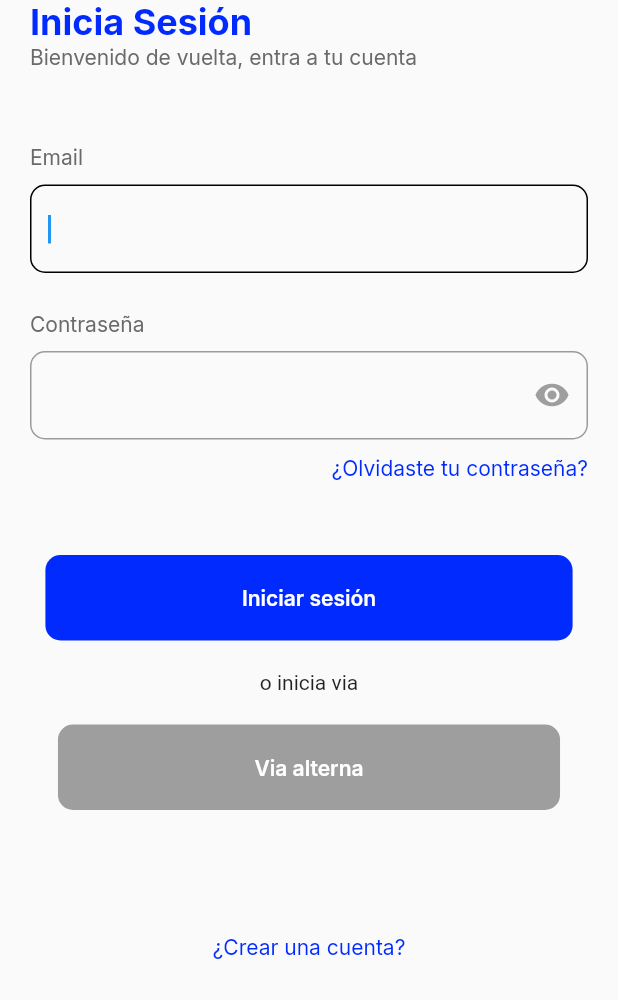
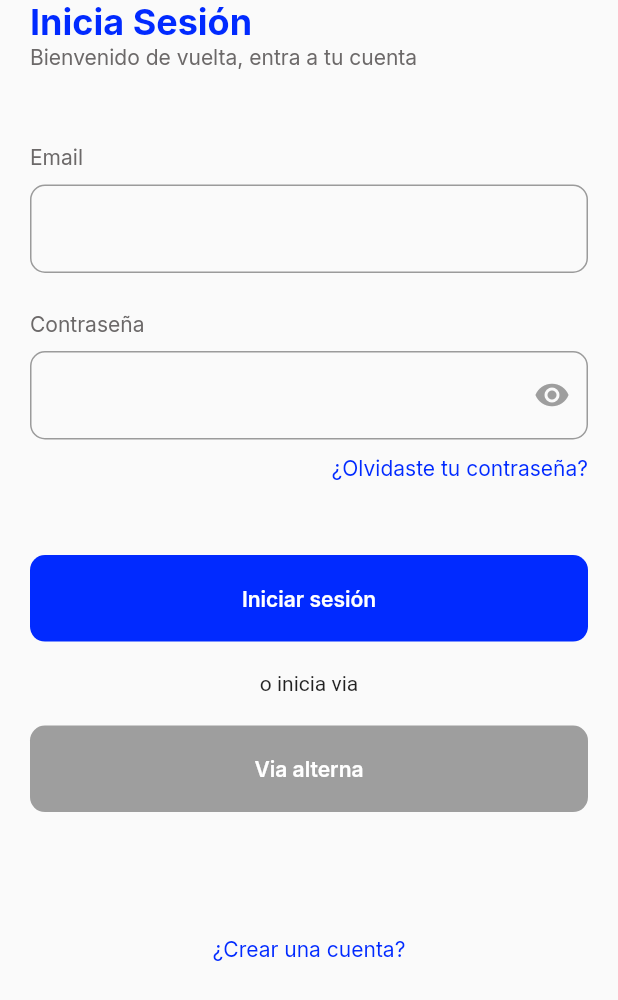
Before and after one commit to OmarGabrielRamirez/mstogo_app, a Flutter app: the screen it shows after launch, on a phone screen of 412 x 824 dp. Shown: the top 1000 px of the screen. Run offline on Flutter 3.47's test engine with Material 2 defaults, Android fonts, the phone set to English and light mode, and no system bars; our stand-ins replace flutter_screenutil, get, get_storage, google_fonts.

Commit message:
Tamanio de botones corregidos

```diff
--- a/lib/main.dart
+++ b/lib/main.dart
@@ -1,8 +1,8 @@
 import 'package:flutter/material.dart';
 import 'package:get/get.dart';
-import 'package:mining_solutions/screens/home_page.dart';
+import 'package:mining_solutions/screens/buttons_demo_page.dart';
 import 'package:mining_solutions/screens/login_page.dart';
-import 'package:mining_solutions/screens/second_page.dart';
+import 'package:mining_solutions/screens/textfields_demo_page.dart';
 
 import 'services/theme_services.dart';
 import 'theme.dart';
--- a/lib/screens/login_page.dart
+++ b/lib/screens/login_page.dart
@@ -2,6 +2,7 @@ import 'package:flutter/material.dart';
 import 'package:mining_solutions/theme.dart';
 import 'package:mining_solutions/widgets/button_model.dart';
 import 'package:mining_solutions/widgets/text_model.dart';
+import 'package:flutter_screenutil/flutter_screenutil.dart';
 
 class LoginPage extends StatefulWidget {
   const LoginPage({Key? key}) : super(key: key);
@@ -17,6 +18,13 @@ class _LoginPageState extends State<LoginPage> {
 
     return Scaffold(
       body: SafeArea(
+        child: GestureDetector(
+          onTap: () {
+            final FocusScopeNode focus = FocusScope.of(context);
+            if (!focus.hasPrimaryFocus && focus.hasFocus){
+              FocusManager.instance.primaryFocus!.unfocus();
+            }
+          },
           child: Container(
             padding: EdgeInsets.symmetric(horizontal: 20),
             child: SingleChildScrollView(
@@ -76,14 +84,16 @@ class _LoginPageState extends State<LoginPage> {
                             border: RoundedRectangleBorder(
                                 borderRadius: BorderRadius.circular(10)),
                             child: Container(
-                            padding: EdgeInsets.symmetric(
-                                horizontal: 115, vertical: 20),
+                              width: double.infinity,
+                              height: size.height * 0.07,
+                                child: Center(
                                   child: Text(
                                     "Iniciar sesión",
                                     style: buttonTextStyle,
                                   ),
+                                ),
+                              ),
                             )),
-                    ),
                       SizedBox(
                         height: 20,
                       ),
@@ -97,11 +107,13 @@ class _LoginPageState extends State<LoginPage> {
                           borderRadius: BorderRadius.circular(10),
                         ),
                         child: Container(
-                        padding:
-                            EdgeInsets.symmetric(horizontal: 115, vertical: 20),
+                          width: double.infinity,
+                              height: size.height * 0.07,
+                          child: Center(
                             child: Text(
                               "Via alterna",
                               style: buttonTextStyle,
+                            ),
                           ),
                         ),
                       ),
@@ -123,6 +135,7 @@ class _LoginPageState extends State<LoginPage> {
             ),
           ),
         ),
+      ),
     );
   }
 }
--- a/lib/widgets/text_model.dart
+++ b/lib/widgets/text_model.dart
@@ -23,7 +23,6 @@ class InputTexts extends StatelessWidget {
         keyboardType: keyboardType,
         style: bodyTextStyle,
         autocorrect: false,
-        autofocus: true,
         decoration: InputDecoration(
             hintText: hintText,
             suffixIcon: icon == null ? null : icon,
@@ -62,7 +61,6 @@ class _PasswordFieldState extends State<PasswordField> {
       obscureText: _obscureText,
       style: bodyTextStyle,
       autocorrect: false,
-      autofocus: true,
       decoration: InputDecoration(
         focusedBorder: OutlineInputBorder(
             borderRadius: BorderRadius.all(Radius.circular(10))),
--- a/pubspec.yaml
+++ b/pubspec.yaml
@@ -36,6 +36,7 @@ dependencies:
   cupertino_icons: ^1.0.2
   get: ^4.6.1
   get_storage: ^2.0.3
+  flutter_screenutil: ^5.0.3
 
 dev_dependencies:
   flutter_test:
```
Also changed, not shown: pubspec.lock, 1 other file. Lines whose indentation alone changed are shown as unchanged.
